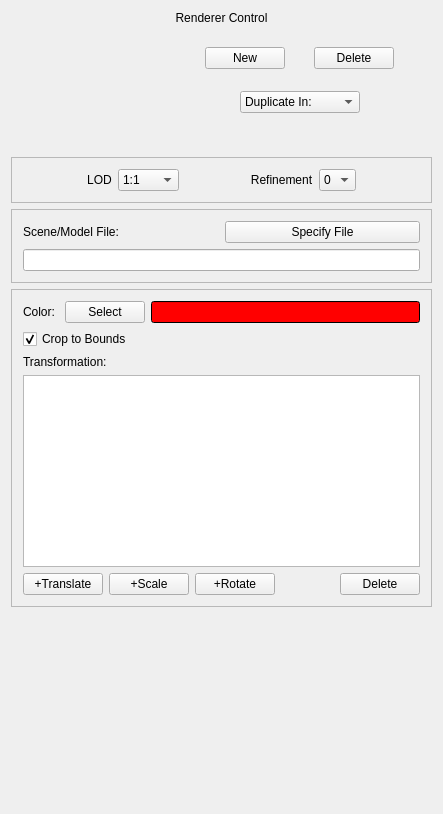
yyr/vapor, file apps/vaporgui/guis/ui/model.ui: the form before one commit.
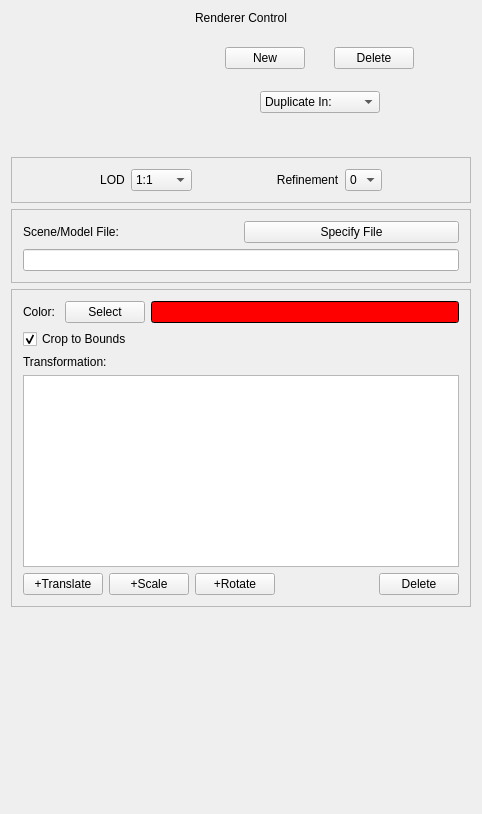
The form after the commit. Custom widgets are drawn as their Qt base class.

Diff of the .ui file:
```diff
--- a/apps/vaporgui/guis/ui/model.ui
+++ b/apps/vaporgui/guis/ui/model.ui
@@ -6,7 +6,7 @@
    <rect>
     <x>0</x>
     <y>0</y>
-    <width>443</width>
+    <width>482</width>
     <height>814</height>
    </rect>
   </property>
```
Left out of the diff: 6 changed lines with no effect on the pictures.
